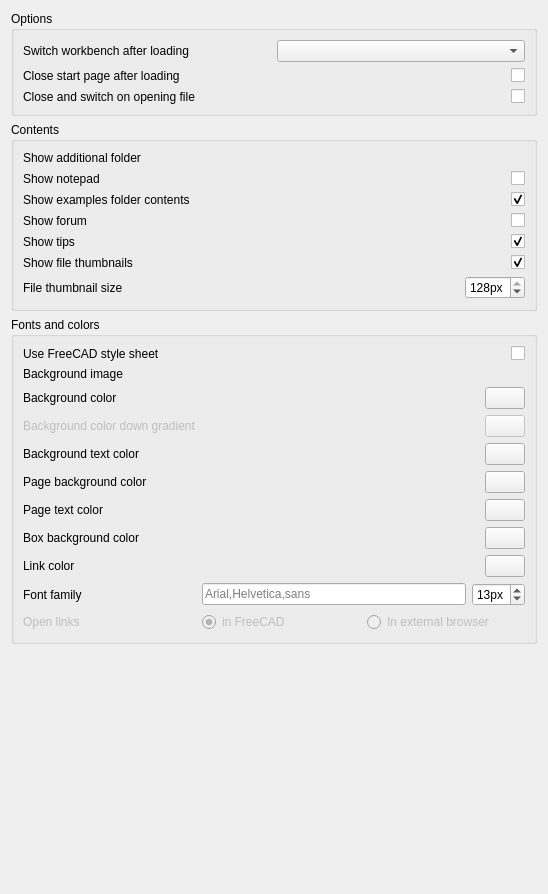
Before: the Qt Designer form src/Mod/Start/Gui/DlgStartPreferences.ui in karlnik/FreeCAD, drawn with Qt 5.
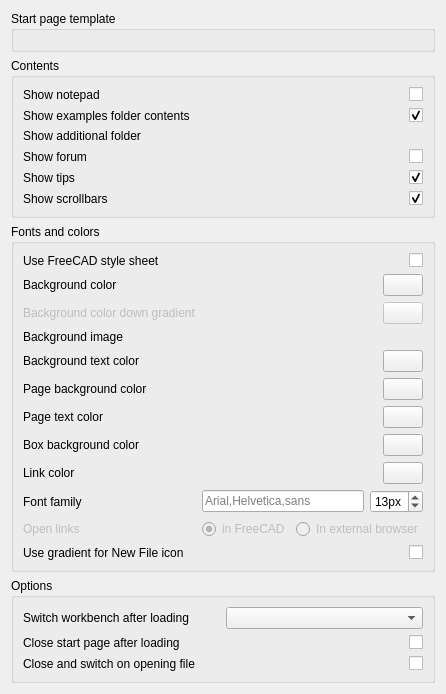
After: the same form once the commit is applied. Custom widgets are drawn as their Qt base class.

Commit message:
Revert "Merge branch 'FreeCAD:master' into Path-workbench-Add-ConstantToolAngleEngagement"
This reverts commit d1b946745e24c1b81b9e8af7a8297d3593930e07, reversing
changes made to 9a27f281bc3bcce3883d94053cc32970eacfe354.

```diff
--- a/src/Mod/Start/Gui/DlgStartPreferences.ui
+++ b/src/Mod/Start/Gui/DlgStartPreferences.ui
@@ -6,8 +6,8 @@
    <rect>
     <x>0</x>
     <y>0</y>
-    <width>548</width>
-    <height>894</height>
+    <width>401</width>
+    <height>690</height>
    </rect>
   </property>
   <property name="windowTitle">
@@ -15,71 +15,18 @@
   </property>
   <layout class="QVBoxLayout" name="verticalLayout">
    <item>
-    <widget class="QGroupBox" name="groupBox_4">
+    <widget class="QGroupBox" name="groupBox_2">
      <property name="title">
-      <string>Options</string>
+      <string>Start page template</string>
      </property>
-     <layout class="QGridLayout" name="gridLayout_3">
-      <item row="0" column="0">
-       <widget class="QLabel" name="autoModuleLabel">
-        <property name="text">
-         <string>Switch workbench after loading</string>
-        </property>
-       </widget>
-      </item>
-      <item row="0" column="1">
-       <widget class="QComboBox" name="AutoloadModuleCombo">
+     <layout class="QVBoxLayout" name="verticalLayout_2">
+      <item>
+       <widget class="Gui::PrefFileChooser" name="fileChooser_1">
         <property name="toolTip">
          <string>Workbench to switch to after loading a file from the Start page, only used if Start is the start up workbench</string>
         </property>
-       </widget>
-      </item>
-      <item row="1" column="0">
-       <widget class="QLabel" name="label_11">
-        <property name="text">
-         <string>Close start page after loading</string>
-        </property>
-       </widget>
-      </item>
-      <item row="1" column="1">
-       <widget class="Gui::PrefCheckBox" name="closeStartCheckBox">
-        <property name="toolTip">
-         <string>If checked, will automatically close the Start page when FreeCAD launches</string>
-        </property>
-        <property name="layoutDirection">
-         <enum>Qt::RightToLeft</enum>
-        </property>
-        <property name="text">
-         <string/>
-        </property>
         <property name="prefEntry" stdset="0">
-         <cstring>closeStart</cstring>
-        </property>
-        <property name="prefPath" stdset="0">
-         <cstring>Mod/Start</cstring>
-        </property>
-       </widget>
-      </item>
-      <item row="2" column="0">
-       <widget class="QLabel" name="label_13">
-        <property name="text">
-         <string>Close and switch on opening file</string>
-        </property>
-       </widget>
-      </item>
-      <item row="2" column="1">
-       <widget class="Gui::PrefCheckBox" name="closeAndSwitchCheckBox">
-        <property name="toolTip">
-         <string>If application is started by opening a file, apply the two settings above</string>
-        </property>
-        <property name="layoutDirection">
-         <enum>Qt::RightToLeft</enum>
-        </property>
-        <property name="text">
-         <string/>
-        </property>
-        <property name="prefEntry" stdset="0">
-         <cstring>DoNotShowOnOpen</cstring>
+         <cstring>Template</cstring>
         </property>
         <property name="prefPath" stdset="0">
          <cstring>Mod/Start</cstring>
@@ -95,103 +42,8 @@
       <string>Contents</string>
      </property>
      <layout class="QGridLayout" name="gridLayout_2">
-      <item row="8" column="1">
-       <layout class="QHBoxLayout" name="horizontalLayout_3">
-        <item>
-         <spacer name="horizontalSpacer">
-          <property name="orientation">
-           <enum>Qt::Horizontal</enum>
-          </property>
-          <property name="sizeHint" stdset="0">
-           <size>
-            <width>40</width>
-            <height>20</height>
-           </size>
-          </property>
-         </spacer>
-        </item>
-        <item>
-         <widget class="Gui::PrefSpinBox" name="fileThumbnailIconSizeSpinBox">
-          <property name="maximumSize">
-           <size>
-            <width>100</width>
-            <height>16777215</height>
-           </size>
-          </property>
-          <property name="toolTip">
-           <string>The size of file thumbnail icons in recent files and examples sections</string>
-          </property>
-          <property name="layoutDirection">
-           <enum>Qt::LeftToRight</enum>
-          </property>
-          <property name="alignment">
-           <set>Qt::AlignLeading|Qt::AlignLeft|Qt::AlignVCenter</set>
-          </property>
-          <property name="suffix">
-           <string>px</string>
-          </property>
-          <property name="minimum">
-           <number>32</number>
-          </property>
-          <property name="maximum">
-           <number>128</number>
-          </property>
-          <property name="value">
-           <number>128</number>
-          </property>
-          <property name="prefEntry" stdset="0">
-           <cstring>FileThumbnailIconsSize</cstring>
-          </property>
-          <property name="prefPath" stdset="0">
-           <cstring>Mod/Start</cstring>
-          </property>
-         </widget>
-        </item>
-       </layout>
-      </item>
-      <item row="6" column="1">
-       <widget class="Gui::PrefCheckBox" name="showFileThumbnailIconsCheckBox">
-        <property name="layoutDirection">
-         <enum>Qt::RightToLeft</enum>
-        </property>
-        <property name="text">
-         <string/>
-        </property>
-        <property name="checked">
-         <bool>true</bool>
-        </property>
-        <property name="prefEntry" stdset="0">
-         <cstring>ShowFileThumbnailIcons</cstring>
-        </property>
-        <property name="prefPath" stdset="0">
-         <cstring>Mod/Start</cstring>
-        </property>
-       </widget>
-      </item>
-      <item row="2" column="1">
-       <widget class="Gui::PrefCheckBox" name="showExamplesCheckBox">
-        <property name="toolTip">
-         <string>If you want the examples to show on the first page</string>
-        </property>
-        <property name="layoutDirection">
-         <enum>Qt::RightToLeft</enum>
-        </property>
-        <property name="text">
-         <string/>
-        </property>
-        <property name="checked">
-         <bool>true</bool>
-        </property>
-        <property name="prefEntry" stdset="0">
-         <cstring>ShowExamples</cstring>
-        </property>
-        <property name="prefPath" stdset="0">
-         <cstring>Mod/Start</cstring>
-        </property>
-       </widget>
-      </item>
-      <item row="5" column="1">
-       <widget class="Gui::PrefCheckBox" name="showTipsCheckBox">
+      <item row="4" column="1">
+       <widget class="Gui::PrefCheckBox" name="checkBox_7">
         <property name="toolTip">
          <string>Displays help tips in the Start workbench Documents tab</string>
         </property>
@@ -212,29 +64,65 @@
         </property>
        </widget>
       </item>
-      <item row="5" column="0">
+      <item row="0" column="1">
+       <widget class="Gui::PrefCheckBox" name="checkBox">
+        <property name="toolTip">
+         <string>Shows a notepad next to the file thumbnails, where you can keep notes across sessions</string>
+        </property>
+        <property name="layoutDirection">
+         <enum>Qt::RightToLeft</enum>
+        </property>
+        <property name="text">
+         <string/>
+        </property>
+        <property name="prefEntry" stdset="0">
+         <cstring>ShowNotes</cstring>
+        </property>
+        <property name="prefPath" stdset="0">
+         <cstring>Mod/Start</cstring>
+        </property>
+       </widget>
+      </item>
+      <item row="0" column="0">
+       <widget class="QLabel" name="label_17">
+        <property name="text">
+         <string>Show notepad</string>
+        </property>
+       </widget>
+      </item>
+      <item row="2" column="1">
+       <widget class="Gui::PrefFileChooser" name="fileChooser_3">
+        <property name="toolTip">
+         <string>An optional custom folder to be displayed at the bottom of the first page.
+By using &quot;;;&quot; to separate paths, you can add several folders here</string>
+        </property>
+        <property name="mode">
+         <enum>Gui::FileChooser::Directory</enum>
+        </property>
+        <property name="prefEntry" stdset="0">
+         <cstring>ShowCustomFolder</cstring>
+        </property>
+        <property name="prefPath" stdset="0">
+         <cstring>Mod/Start</cstring>
+        </property>
+       </widget>
+      </item>
+      <item row="4" column="0">
        <widget class="QLabel" name="label_19">
         <property name="text">
          <string>Show tips</string>
         </property>
        </widget>
       </item>
-      <item row="4" column="0">
+      <item row="3" column="0">
        <widget class="QLabel" name="label_14">
         <property name="text">
          <string>Show forum</string>
         </property>
        </widget>
       </item>
-      <item row="1" column="0">
-       <widget class="QLabel" name="label_17">
-        <property name="text">
-         <string>Show notepad</string>
-        </property>
-       </widget>
-      </item>
-      <item row="4" column="1">
-       <widget class="Gui::PrefCheckBox" name="showForumCheckBox">
+      <item row="3" column="1">
+       <widget class="Gui::PrefCheckBox" name="checkBox_4">
         <property name="toolTip">
          <string>If this is checked, the latest posts from the FreeCAD forum will be displayed on the Activity tab</string>
         </property>
@@ -252,20 +140,7 @@
         </property>
        </widget>
       </item>
-      <item row="8" column="0">
-       <widget class="QLabel" name="label_21">
-        <property name="sizePolicy">
-         <sizepolicy hsizetype="Preferred" vsizetype="Preferred">
-          <horstretch>0</horstretch>
-          <verstretch>0</verstretch>
-         </sizepolicy>
-        </property>
-        <property name="text">
-         <string>File thumbnail size</string>
-        </property>
-       </widget>
-      </item>
-      <item row="2" column="0">
+      <item row="1" column="0">
        <widget class="QLabel" name="label_9">
         <property name="text">
          <string>Show examples folder contents</string>
@@ -273,7 +148,7 @@
        </widget>
       </item>
       <item row="1" column="1">
-       <widget class="Gui::PrefCheckBox" name="showNotepadCheckBox">
+       <widget class="Gui::PrefCheckBox" name="checkBox_1">
         <property name="toolTip">
          <string>Shows a notepad next to the file thumbnails, where you can keep notes across sessions</string>
         </property>
@@ -283,27 +158,9 @@
         <property name="text">
          <string/>
         </property>
-        <property name="prefEntry" stdset="0">
-         <cstring>ShowNotes</cstring>
+        <property name="checked">
+         <bool>true</bool>
         </property>
-        <property name="prefPath" stdset="0">
-         <cstring>Mod/Start</cstring>
-        </property>
-       </widget>
-      </item>
-      <item row="6" column="0">
-       <widget class="QLabel" name="label_18">
-        <property name="text">
-         <string>Show file thumbnails</string>
-        </property>
-       </widget>
-      </item>
-      <item row="0" column="1">
-       <widget class="Gui::PrefFileChooser" name="showAdditionalFolderFileChooser" native="true">
-        <property name="toolTip">
-         <string>An optional custom folder to be displayed at the bottom of the first page.
-By using &quot;;;&quot; to separate paths, you can add several folders here</string>
-        </property>
         <property name="prefEntry" stdset="0">
          <cstring>ShowCustomFolder</cstring>
         </property>
@@ -312,13 +169,39 @@
         </property>
        </widget>
       </item>
-      <item row="0" column="0">
+      <item row="2" column="0">
        <widget class="QLabel" name="label_10">
         <property name="text">
          <string>Show additional folder</string>
         </property>
        </widget>
       </item>
+      <item row="5" column="0">
+       <widget class="QLabel" name="label_20">
+        <property name="text">
+         <string>Show scrollbars</string>
+        </property>
+       </widget>
+      </item>
+      <item row="5" column="1">
+       <widget class="Gui::PrefCheckBox" name="checkBox_8">
+        <property name="layoutDirection">
+         <enum>Qt::RightToLeft</enum>
+        </property>
+        <property name="text">
+         <string/>
+        </property>
+        <property name="checked">
+         <bool>true</bool>
+        </property>
+        <property name="prefEntry" stdset="0">
+         <cstring>ShowScrollBars</cstring>
+        </property>
+        <property name="prefPath" stdset="0">
+         <cstring>Mod/Start</cstring>
+        </property>
+       </widget>
+      </item>
      </layout>
     </widget>
    </item>
@@ -328,64 +211,24 @@
       <string>Fonts and colors</string>
      </property>
      <layout class="QGridLayout" name="gridLayout">
-      <item row="9" column="1" alignment="Qt::AlignRight">
-       <widget class="Gui::PrefColorButton" name="boxBackgroundColorButton">
-        <property name="maximumSize">
-         <size>
-          <width>60</width>
-          <height>60</height>
-         </size>
-        </property>
-        <property name="toolTip">
-         <string>The background color of the boxes inside the pages</string>
-        </property>
-        <property name="color" stdset="0">
-         <color>
-          <red>221</red>
-          <green>221</green>
-          <blue>221</blue>
-         </color>
-        </property>
-        <property name="prefEntry" stdset="0">
-         <cstring>BoxColor</cstring>
-        </property>
-        <property name="prefPath" stdset="0">
-         <cstring>Mod/Start</cstring>
-        </property>
-       </widget>
-      </item>
-      <item row="8" column="0">
-       <widget class="QLabel" name="label_5">
+      <item row="0" column="0">
+       <widget class="QLabel" name="label_15">
         <property name="text">
-         <string>Page text color</string>
+         <string>Use FreeCAD style sheet</string>
         </property>
        </widget>
       </item>
-      <item row="7" column="0">
-       <widget class="QLabel" name="label_4">
-        <property name="text">
-         <string>Page background color</string>
-        </property>
-       </widget>
-      </item>
-      <item row="7" column="1" alignment="Qt::AlignRight">
-       <widget class="Gui::PrefColorButton" name="pageBackgroundColorButton">
-        <property name="maximumSize">
-         <size>
-          <width>60</width>
-          <height>60</height>
-         </size>
-        </property>
+      <item row="0" column="1">
+       <widget class="Gui::PrefCheckBox" name="checkBox_5">
         <property name="toolTip">
          <string>The background of the main start page area</string>
         </property>
-        <property name="color" stdset="0">
-         <color>
-          <red>255</red>
-          <green>255</green>
-          <blue>255</blue>
-         </color>
+        <property name="layoutDirection">
+         <enum>Qt::RightToLeft</enum>
         </property>
+        <property name="text">
+         <string/>
+        </property>
         <property name="prefEntry" stdset="0">
          <cstring>PageColor</cstring>
         </property>
@@ -394,64 +237,15 @@
         </property>
        </widget>
       </item>
-      <item row="12" column="1">
-       <layout class="QHBoxLayout" name="horizontalLayout">
-        <item>
-         <widget class="Gui::PrefRadioButton" name="radioButton_2">
-          <property name="enabled">
-           <bool>false</bool>
-          </property>
-          <property name="text">
-           <string>in FreeCAD</string>
-          </property>
-          <property name="checked">
-           <bool>true</bool>
-          </property>
-          <property name="prefEntry" stdset="0">
-           <cstring>InBrowser</cstring>
-          </property>
-          <property name="prefPath" stdset="0">
-           <cstring>Mod/Start</cstring>
-          </property>
-         </widget>
-        </item>
-        <item>
-         <widget class="Gui::PrefRadioButton" name="radioButton_1">
-          <property name="enabled">
-           <bool>false</bool>
-          </property>
-          <property name="text">
-           <string>In external browser</string>
-          </property>
-          <property name="prefEntry" stdset="0">
-           <cstring>InWeb</cstring>
-          </property>
-          <property name="prefPath" stdset="0">
-           <cstring>Mod/Start</cstring>
-          </property>
-         </widget>
-        </item>
-       </layout>
-      </item>
-      <item row="11" column="0">
-       <widget class="QLabel" name="label_16">
+      <item row="1" column="0">
+       <widget class="QLabel" name="label">
         <property name="text">
-         <string>Font family</string>
+         <string>Background color</string>
         </property>
        </widget>
       </item>
-      <item row="12" column="0">
-       <widget class="QLabel" name="label_7">
-        <property name="enabled">
-         <bool>false</bool>
-        </property>
-        <property name="text">
-         <string>Open links</string>
-        </property>
-       </widget>
-      </item>
-      <item row="2" column="1" alignment="Qt::AlignRight">
-       <widget class="Gui::PrefColorButton" name="backgroundColorButton">
+      <item row="1" column="1" alignment="Qt::AlignRight">
+       <widget class="Gui::PrefColorButton" name="colorButton_1">
         <property name="maximumSize">
          <size>
           <width>60</width>
@@ -476,14 +270,7 @@
         </property>
        </widget>
       </item>
-      <item row="0" column="0">
-       <widget class="QLabel" name="label_15">
-        <property name="text">
-         <string>Use FreeCAD style sheet</string>
-        </property>
-       </widget>
-      </item>
-      <item row="3" column="0">
+      <item row="2" column="0">
        <widget class="QLabel" name="label_12">
         <property name="enabled">
          <bool>false</bool>
@@ -493,7 +280,7 @@
         </property>
        </widget>
       </item>
-      <item row="3" column="1" alignment="Qt::AlignRight">
+      <item row="2" column="1" alignment="Qt::AlignRight">
        <widget class="Gui::PrefColorButton" name="colorButton_7">
         <property name="enabled">
          <bool>false</bool>
@@ -522,31 +309,196 @@
         </property>
        </widget>
       </item>
-      <item row="9" column="0">
-       <widget class="QLabel" name="label_6">
+      <item row="4" column="0">
+       <widget class="QLabel" name="label_2">
         <property name="text">
-         <string>Box background color</string>
+         <string>Background image</string>
         </property>
        </widget>
       </item>
-      <item row="2" column="0">
-       <widget class="QLabel" name="label">
-        <property name="text">
-         <string>Background color</string>
+      <item row="4" column="1">
+       <widget class="Gui::PrefFileChooser" name="fileChooser_2">
+        <property name="toolTip">
+         <string>An optional image to display as background</string>
         </property>
        </widget>
       </item>
-      <item row="6" column="0">
+      <item row="5" column="0">
        <widget class="QLabel" name="label_3">
         <property name="text">
          <string>Background text color</string>
         </property>
        </widget>
       </item>
-      <item row="11" column="1">
+      <item row="5" column="1" alignment="Qt::AlignRight">
+       <widget class="Gui::PrefColorButton" name="colorButton_2">
+        <property name="maximumSize">
+         <size>
+          <width>60</width>
+          <height>60</height>
+         </size>
+        </property>
+        <property name="toolTip">
+         <string>The color of the version text</string>
+        </property>
+        <property name="color">
+         <color>
+          <red>255</red>
+          <green>251</green>
+          <blue>247</blue>
+         </color>
+        </property>
+        <property name="prefEntry" stdset="0">
+         <cstring>BackgroundTextColor</cstring>
+        </property>
+        <property name="prefPath" stdset="0">
+         <cstring>Mod/Start</cstring>
+        </property>
+       </widget>
+      </item>
+      <item row="6" column="0">
+       <widget class="QLabel" name="label_4">
+        <property name="text">
+         <string>Page background color</string>
+        </property>
+       </widget>
+      </item>
+      <item row="6" column="1" alignment="Qt::AlignRight">
+       <widget class="Gui::PrefColorButton" name="colorButton_3">
+        <property name="maximumSize">
+         <size>
+          <width>60</width>
+          <height>60</height>
+         </size>
+        </property>
+        <property name="toolTip">
+         <string>The background of the main start page area</string>
+        </property>
+        <property name="color">
+         <color>
+          <red>255</red>
+          <green>255</green>
+          <blue>255</blue>
+         </color>
+        </property>
+        <property name="prefEntry" stdset="0">
+         <cstring>PageColor</cstring>
+        </property>
+        <property name="prefPath" stdset="0">
+         <cstring>Mod/Start</cstring>
+        </property>
+       </widget>
+      </item>
+      <item row="7" column="0">
+       <widget class="QLabel" name="label_5">
+        <property name="text">
+         <string>Page text color</string>
+        </property>
+       </widget>
+      </item>
+      <item row="7" column="1" alignment="Qt::AlignRight">
+       <widget class="Gui::PrefColorButton" name="colorButton_4">
+        <property name="maximumSize">
+         <size>
+          <width>60</width>
+          <height>60</height>
+         </size>
+        </property>
+        <property name="toolTip">
+         <string>The color of the text on the main pages</string>
+        </property>
+        <property name="color">
+         <color>
+          <red>0</red>
+          <green>0</green>
+          <blue>0</blue>
+         </color>
+        </property>
+        <property name="prefEntry" stdset="0">
+         <cstring>PageTextColor</cstring>
+        </property>
+        <property name="prefPath" stdset="0">
+         <cstring>Mod/Start</cstring>
+        </property>
+       </widget>
+      </item>
+      <item row="8" column="0">
+       <widget class="QLabel" name="label_6">
+        <property name="text">
+         <string>Box background color</string>
+        </property>
+       </widget>
+      </item>
+      <item row="8" column="1" alignment="Qt::AlignRight">
+       <widget class="Gui::PrefColorButton" name="colorButton_5">
+        <property name="maximumSize">
+         <size>
+          <width>60</width>
+          <height>60</height>
+         </size>
+        </property>
+        <property name="toolTip">
+         <string>The background color of the boxes inside the pages</string>
+        </property>
+        <property name="color">
+         <color>
+          <red>221</red>
+          <green>221</green>
+          <blue>221</blue>
+         </color>
+        </property>
+        <property name="prefEntry" stdset="0">
+         <cstring>BoxColor</cstring>
+        </property>
+        <property name="prefPath" stdset="0">
+         <cstring>Mod/Start</cstring>
+        </property>
+       </widget>
+      </item>
+      <item row="9" column="0">
+       <widget class="QLabel" name="label_8">
+        <property name="text">
+         <string>Link color</string>
+        </property>
+       </widget>
+      </item>
+      <item row="9" column="1" alignment="Qt::AlignRight">
+       <widget class="Gui::PrefColorButton" name="colorButton_6">
+        <property name="maximumSize">
+         <size>
+          <width>60</width>
+          <height>60</height>
+         </size>
+        </property>
+        <property name="toolTip">
+         <string>The color of the links</string>
+        </property>
+        <property name="color">
+         <color>
+          <red>0</red>
+          <green>0</green>
+          <blue>255</blue>
+         </color>
+        </property>
+        <property name="prefEntry" stdset="0">
+         <cstring>LinkColor</cstring>
+        </property>
+        <property name="prefPath" stdset="0">
+         <cstring>Mod/Start</cstring>
+        </property>
+       </widget>
+      </item>
+      <item row="10" column="0">
+       <widget class="QLabel" name="label_16">
+        <property name="text">
+         <string>Font family</string>
+        </property>
+       </widget>
+      </item>
+      <item row="10" column="1">
        <layout class="QHBoxLayout" name="horizontalLayout_2">
         <item>
-         <widget class="Gui::PrefLineEdit" name="fontLineEdit">
+         <widget class="Gui::PrefLineEdit" name="lineEdit">
           <property name="toolTip">
            <string>The font family to use on the start page. Can be a font name or a comma-separated series of fallback fonts</string>
           </property>
@@ -565,7 +517,7 @@
          </widget>
         </item>
         <item>
-         <widget class="Gui::PrefSpinBox" name="fontSizeSpinBox">
+         <widget class="Gui::PrefSpinBox" name="spinBox">
           <property name="toolTip">
            <string>The base font size to use for all texts of the Start page</string>
           </property>
@@ -585,23 +537,72 @@
         </item>
        </layout>
       </item>
-      <item row="10" column="1" alignment="Qt::AlignRight">
-       <widget class="Gui::PrefColorButton" name="linkColorButton">
-        <property name="maximumSize">
-         <size>
-          <width>60</width>
-          <height>60</height>
-         </size>
+      <item row="11" column="0">
+       <widget class="QLabel" name="label_7">
+        <property name="enabled">
+         <bool>false</bool>
         </property>
+        <property name="text">
+         <string>Open links</string>
+        </property>
+       </widget>
+      </item>
+      <item row="11" column="1">
+       <layout class="QHBoxLayout" name="horizontalLayout">
+        <item>
+         <widget class="Gui::PrefRadioButton" name="radioButton_2">
+          <property name="enabled">
+           <bool>false</bool>
+          </property>
+          <property name="text">
+           <string>in FreeCAD</string>
+          </property>
+          <property name="checked">
+           <bool>true</bool>
+          </property>
+          <property name="prefEntry" stdset="0">
+           <cstring>InBrowser</cstring>
+          </property>
+          <property name="prefPath" stdset="0">
+           <cstring>Mod/Start</cstring>
+          </property>
+         </widget>
+        </item>
+        <item>
+         <widget class="Gui::PrefRadioButton" name="radioButton_1">
+          <property name="enabled">
+           <bool>false</bool>
+          </property>
+          <property name="text">
+           <string>In external browser</string>
+          </property>
+          <property name="prefEntry" stdset="0">
+           <cstring>InWeb</cstring>
+          </property>
+          <property name="prefPath" stdset="0">
+           <cstring>Mod/Start</cstring>
+          </property>
+         </widget>
+        </item>
+       </layout>
+      </item>
+      <item row="12" column="0">
+       <widget class="QLabel" name="label_18">
+        <property name="text">
+         <string>Use gradient for New File icon</string>
+        </property>
+       </widget>
+      </item>
+      <item row="12" column="1">
+       <widget class="Gui::PrefCheckBox" name="checkBox_6">
         <property name="toolTip">
          <string>The color of the links</string>
         </property>
-        <property name="color" stdset="0">
-         <color>
-          <red>0</red>
-          <green>0</green>
-          <blue>255</blue>
-         </color>
+        <property name="layoutDirection">
+         <enum>Qt::RightToLeft</enum>
+        </property>
+        <property name="text">
+         <string/>
         </property>
         <property name="prefEntry" stdset="0">
          <cstring>LinkColor</cstring>
@@ -611,101 +612,78 @@
         </property>
        </widget>
       </item>
-      <item row="10" column="0">
-       <widget class="QLabel" name="label_8">
+     </layout>
+    </widget>
+   </item>
+   <item>
+    <widget class="QGroupBox" name="groupBox_4">
+     <property name="title">
+      <string>Options</string>
+     </property>
+     <layout class="QGridLayout" name="gridLayout_3">
+      <item row="0" column="0">
+       <widget class="QLabel" name="autoModuleLabel">
         <property name="text">
-         <string>Link color</string>
+         <string>Switch workbench after loading</string>
         </property>
        </widget>
       </item>
       <item row="0" column="1">
-       <widget class="Gui::PrefCheckBox" name="useStyleSheetCheckBox">
+       <widget class="QComboBox" name="AutoloadModuleCombo">
         <property name="toolTip">
-         <string>If this is checked and a style sheet is specified in General preferences, it will be used and override the colors below</string>
-        </property>
-        <property name="layoutDirection">
-         <enum>Qt::RightToLeft</enum>
-        </property>
-        <property name="text">
-         <string/>
-        </property>
-        <property name="prefEntry" stdset="0">
-         <cstring>UseStyleSheet</cstring>
-        </property>
-        <property name="prefPath" stdset="0">
-         <cstring>Mod/Start</cstring>
-        </property>
-       </widget>
-      </item>
-      <item row="6" column="1" alignment="Qt::AlignRight">
-       <widget class="Gui::PrefColorButton" name="backgroundTextColorButton">
-        <property name="maximumSize">
-         <size>
-          <width>60</width>
-          <height>60</height>
-         </size>
-        </property>
-        <property name="toolTip">
-         <string>The color of the version text</string>
-        </property>
-        <property name="color" stdset="0">
-         <color>
-          <red>95</red>
-          <green>95</green>
-          <blue>95</blue>
-         </color>
-        </property>
-        <property name="prefEntry" stdset="0">
-         <cstring>BackgroundTextColor</cstring>
-        </property>
-        <property name="prefPath" stdset="0">
-         <cstring>Mod/Start</cstring>
-        </property>
-       </widget>
-      </item>
-      <item row="8" column="1" alignment="Qt::AlignRight">
-       <widget class="Gui::PrefColorButton" name="pageTextColorButton">
-        <property name="maximumSize">
-         <size>
-          <width>60</width>
-          <height>60</height>
-         </size>
-        </property>
-        <property name="toolTip">
-         <string>The color of the text on the main pages</string>
-        </property>
-        <property name="color" stdset="0">
-         <color>
-          <red>0</red>
-          <green>0</green>
-          <blue>0</blue>
-         </color>
-        </property>
-        <property name="prefEntry" stdset="0">
-         <cstring>PageTextColor</cstring>
-        </property>
-        <property name="prefPath" stdset="0">
-         <cstring>Mod/Start</cstring>
-        </property>
-       </widget>
-      </item>
-      <item row="1" column="1">
-       <widget class="Gui::PrefFileChooser" name="backgroundImageFileChooser" native="true">
-        <property name="toolTip">
-         <string>An optional image to display as background</string>
-        </property>
-        <property name="prefEntry" stdset="0">
-         <cstring>BackgroundImage</cstring>
-        </property>
-        <property name="prefPath" stdset="0">
-         <cstring>Mod/Start</cstring>
+         <string>Choose which workbench to switch to after the program launches</string>
         </property>
        </widget>
       </item>
       <item row="1" column="0">
-       <widget class="QLabel" name="label_2">
+       <widget class="QLabel" name="label_11">
         <property name="text">
-         <string>Background image</string>
+         <string>Close start page after loading</string>
+        </property>
+       </widget>
+      </item>
+      <item row="1" column="1">
+       <widget class="Gui::PrefCheckBox" name="checkBox_2">
+        <property name="toolTip">
+         <string>If checked, will automatically close the Start page when FreeCAD launches</string>
+        </property>
+        <property name="layoutDirection">
+         <enum>Qt::RightToLeft</enum>
+        </property>
+        <property name="text">
+         <string/>
+        </property>
+        <property name="prefEntry" stdset="0">
+         <cstring>closeStart</cstring>
+        </property>
+        <property name="prefPath" stdset="0">
+         <cstring>Mod/Start</cstring>
+        </property>
+       </widget>
+      </item>
+      <item row="2" column="0">
+       <widget class="QLabel" name="label_13">
+        <property name="text">
+         <string>Close and switch on opening file</string>
+        </property>
+       </widget>
+      </item>
+      <item row="2" column="1">
+       <widget class="Gui::PrefCheckBox" name="checkBox_3">
+        <property name="toolTip">
+         <string>If application is started by opening a file, apply the two settings above</string>
+        </property>
+        <property name="layoutDirection">
+         <enum>Qt::RightToLeft</enum>
+        </property>
+        <property name="text">
+         <string/>
+        </property>
+        <property name="prefEntry" stdset="0">
+         <cstring>DoNotShowOnOpen</cstring>
+        </property>
+        <property name="prefPath" stdset="0">
+         <cstring>Mod/Start</cstring>
         </property>
        </widget>
       </item>
```
Left out of the diff: 26 changed lines with no effect on the pictures. The commit also changes 3182 other files.
